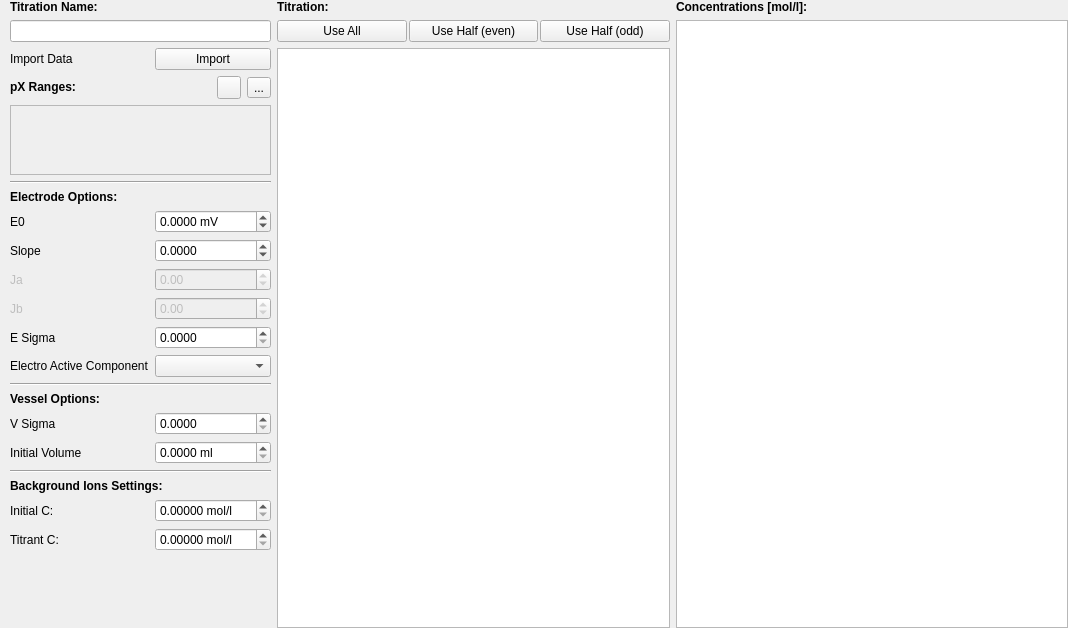
First picture: the form in src/main/python/pyes/ui/widgets/PyES_inputTitrationOpt.ui, repository PyES-software/PyES, before the edit.
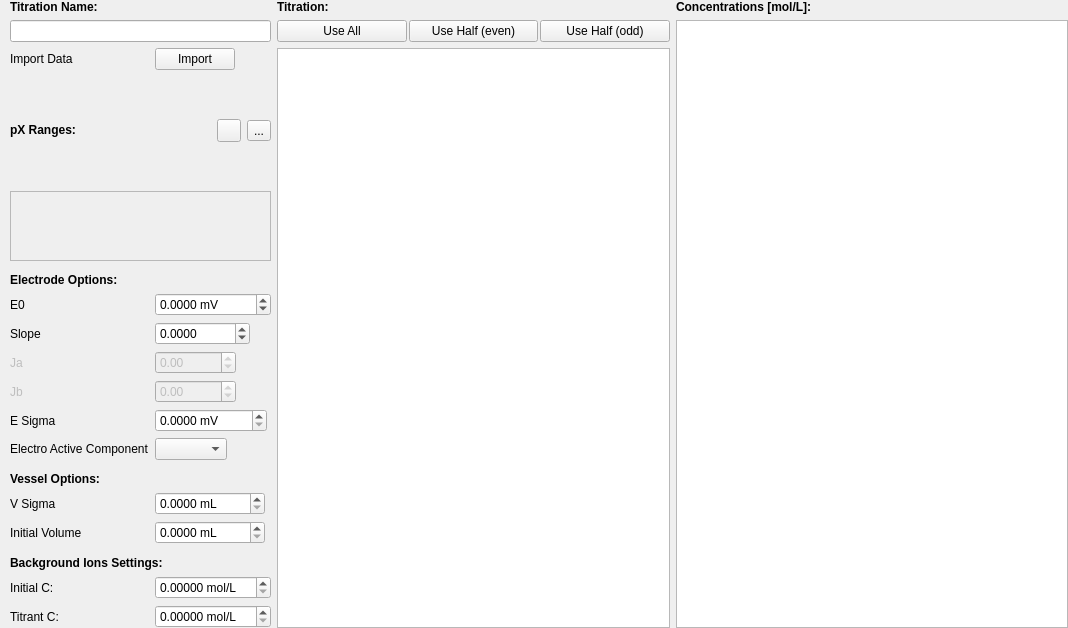
Second picture: the form after the edit. Icons and pictures are not drawn. Custom widgets are drawn as their Qt base class.

Diff of the .ui file:
```diff
--- a/src/main/python/pyes/ui/widgets/PyES_inputTitrationOpt.ui
+++ b/src/main/python/pyes/ui/widgets/PyES_inputTitrationOpt.ui
@@ -38,10 +38,10 @@
    <item>
     <layout class="QFormLayout" name="formLayout">
      <property name="fieldGrowthPolicy">
-      <enum>QFormLayout::FieldGrowthPolicy::AllNonFixedFieldsGrow</enum>
+      <enum>QFormLayout::FieldsStayAtSizeHint</enum>
      </property>
      <property name="labelAlignment">
-      <set>Qt::AlignmentFlag::AlignLeading|Qt::AlignmentFlag::AlignLeft|Qt::AlignmentFlag::AlignVCenter</set>
+      <set>Qt::AlignLeading</set>
      </property>
      <property name="formAlignment">
       <set>Qt::AlignmentFlag::AlignLeading|Qt::AlignmentFlag::AlignLeft|Qt::AlignmentFlag::AlignTop</set>
@@ -98,8 +98,8 @@
          <rect>
           <x>0</x>
           <y>0</y>
-          <width>283</width>
-          <height>69</height>
+          <width>282</width>
+          <height>68</height>
          </rect>
         </property>
         <layout class="QVBoxLayout" name="verticalLayout">
@@ -122,7 +122,7 @@
      <item row="5" column="0" colspan="2">
       <widget class="Line" name="line_6">
        <property name="orientation">
-        <enum>Qt::Orientation::Horizontal</enum>
+        <enum>Qt::Vertical</enum>
        </property>
       </widget>
      </item>
@@ -238,7 +238,7 @@
         </sizepolicy>
        </property>
        <property name="suffix">
-        <string/>
+        <string> mV</string>
        </property>
        <property name="decimals">
         <number>4</number>
@@ -264,7 +264,7 @@
      <item row="13" column="0" colspan="2">
       <widget class="Line" name="line">
        <property name="orientation">
-        <enum>Qt::Orientation::Horizontal</enum>
+        <enum>Qt::Vertical</enum>
        </property>
       </widget>
      </item>
@@ -291,7 +291,7 @@
         </sizepolicy>
        </property>
        <property name="suffix">
-        <string/>
+        <string> mL</string>
        </property>
        <property name="decimals">
         <number>4</number>
@@ -314,7 +314,7 @@
      <item row="16" column="1">
       <widget class="CustomSpinBox" name="initialVolume">
        <property name="suffix">
-        <string> ml</string>
+        <string> mL</string>
        </property>
        <property name="decimals">
         <number>4</number>
@@ -327,7 +327,7 @@
      <item row="17" column="0" colspan="2">
       <widget class="Line" name="line_3">
        <property name="orientation">
-        <enum>Qt::Orientation::Horizontal</enum>
+        <enum>Qt::Vertical</enum>
        </property>
       </widget>
      </item>
@@ -351,7 +351,7 @@
         <string>Initial concentration of background ions in titration vessel.</string>
        </property>
        <property name="suffix">
-        <string> mol/l</string>
+        <string> mol/L</string>
        </property>
        <property name="decimals">
         <number>5</number>
@@ -377,7 +377,7 @@
         <string>Concentration of background ions in the titrant.</string>
        </property>
        <property name="suffix">
-        <string> mol/l</string>
+        <string> mol/L</string>
        </property>
        <property name="decimals">
         <number>5</number>
@@ -407,9 +407,6 @@
        </item>
        <item>
         <spacer name="horizontalSpacer">
-         <property name="orientation">
-          <enum>Qt::Orientation::Horizontal</enum>
-         </property>
          <property name="sizeHint" stdset="0">
           <size>
            <width>40</width>
@@ -491,7 +488,7 @@
      <item>
       <widget class="QLabel" name="conc_label">
        <property name="text">
-        <string>&lt;html&gt;&lt;head/&gt;&lt;body&gt;&lt;p&gt;&lt;span style=&quot; font-weight:700;&quot;&gt;Concentrations [mol/l]:&lt;/span&gt;&lt;/p&gt;&lt;/body&gt;&lt;/html&gt;</string>
+        <string>&lt;html&gt;&lt;head/&gt;&lt;body&gt;&lt;p&gt;&lt;span style=&quot; font-weight:700;&quot;&gt;Concentrations [mol/L]:&lt;/span&gt;&lt;/p&gt;&lt;/body&gt;&lt;/html&gt;</string>
        </property>
       </widget>
      </item>
```
Left out of the diff: 4 changed lines with no effect on the pictures.
